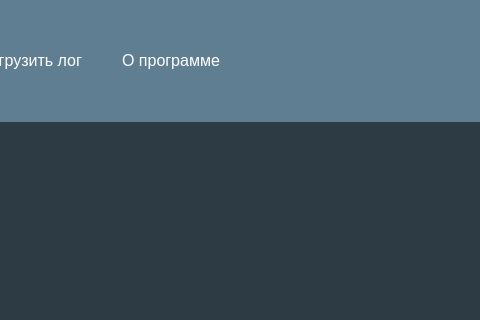
Qt form project_v2/ui_forms/MainWindow_new.ui (ShilkinYuV/OPERO_PDS) before a commit; both pictures show x 382 to 862 and y 0 to 320 of the 1113 by 854 pixel window.
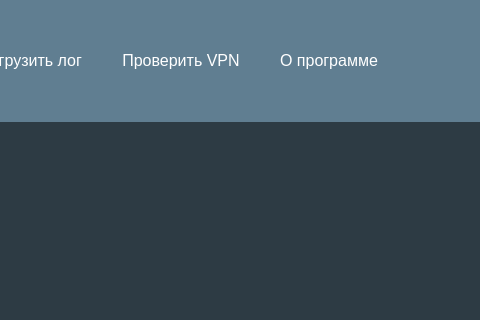
The same form after that commit. Icons and pictures are not drawn.

What changed in the file:
```diff
--- a/project_v2/ui_forms/MainWindow_new.ui
+++ b/project_v2/ui_forms/MainWindow_new.ui
@@ -161,6 +161,21 @@
            </property>
           </widget>
          </item>
+         <item>
+          <widget class="QPushButton" name="pbutton_check_vpn">
+           <property name="font">
+            <font>
+             <pointsize>12</pointsize>
+            </font>
+           </property>
+           <property name="cursor">
+            <cursorShape>PointingHandCursor</cursorShape>
+           </property>
+           <property name="text">
+            <string>Проверить VPN</string>
+           </property>
+          </widget>
+         </item>
          <item>
           <widget class="QPushButton" name="pbutton_show_about">
            <property name="font">
```
